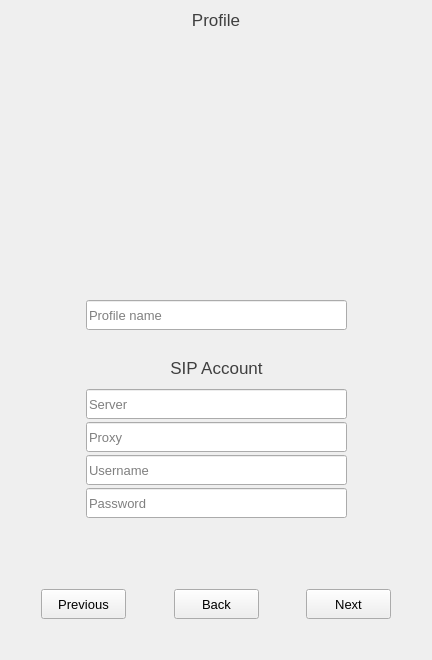
savoirfairelinux/jami-client-windows, file src/newwizardwidget.ui: the form before one commit.
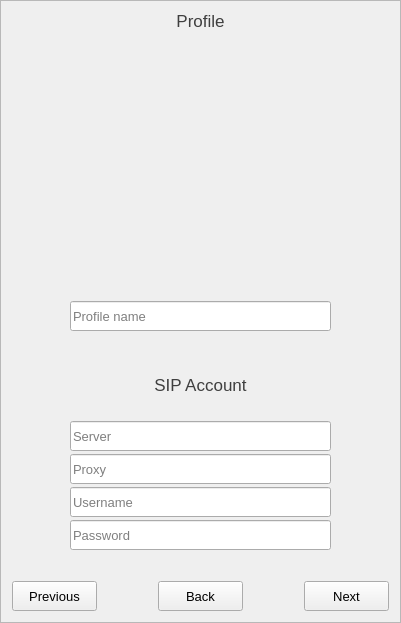
The form after the commit. The open tabs and pages were chosen to show the change. Icons and pictures are not drawn. Custom widgets are drawn as their Qt base class.

Commit message: misc: add scroll view to all major widgets

Patch:
```diff
--- a/src/newwizardwidget.ui
+++ b/src/newwizardwidget.ui
@@ -6,8 +6,8 @@
    <rect>
     <x>0</x>
     <y>0</y>
-    <width>432</width>
-    <height>660</height>
+    <width>401</width>
+    <height>623</height>
    </rect>
   </property>
   <property name="minimumSize">
@@ -92,16 +92,49 @@
             <number>0</number>
            </property>
            <property name="leftMargin">
-            <number>30</number>
+            <number>0</number>
            </property>
            <property name="topMargin">
             <number>0</number>
            </property>
            <property name="rightMargin">
-            <number>30</number>
+            <number>0</number>
            </property>
            <property name="bottomMargin">
-            <number>30</number>
+            <number>0</number>
+           </property>
+           <item>
+            <widget class="QScrollArea" name="newWizardWidgetScrollArea">
+             <property name="widgetResizable">
+              <bool>true</bool>
+             </property>
+             <property name="alignment">
+              <set>Qt::AlignCenter</set>
+             </property>
+             <widget class="QWidget" name="newWizardWidgetScrollAreaContents">
+              <property name="geometry">
+               <rect>
+                <x>0</x>
+                <y>0</y>
+                <width>376</width>
+                <height>628</height>
+               </rect>
+              </property>
+              <layout class="QVBoxLayout" name="verticalLayout_40">
+               <property name="spacing">
+                <number>0</number>
+               </property>
+               <property name="leftMargin">
+                <number>0</number>
+               </property>
+               <property name="topMargin">
+                <number>0</number>
+               </property>
+               <property name="rightMargin">
+                <number>0</number>
+               </property>
+               <property name="bottomMargin">
+                <number>0</number>
            </property>
            <item>
             <layout class="QHBoxLayout" name="horizontalLayout_3">
@@ -2638,7 +2671,7 @@
              <property name="sizeHint" stdset="0">
               <size>
                <width>20</width>
-               <height>40</height>
+                   <height>0</height>
               </size>
              </property>
             </spacer>
@@ -2778,6 +2811,10 @@
                </widget>
               </item>
              </layout>
+                </widget>
+               </item>
+              </layout>
+             </widget>
             </widget>
            </item>
           </layout>
```
Left out of the diff: 4 changed lines with no effect on the pictures. Lines whose indentation alone changed are shown as unchanged. The commit also changes 6 other files.
